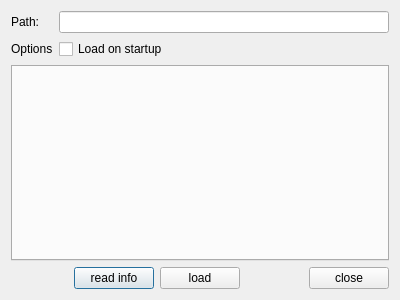
Before: the Qt Designer form cedar/auxiliaries/gui/PluginInfoDialog.ui in cedar/cedar, drawn with Qt 5.
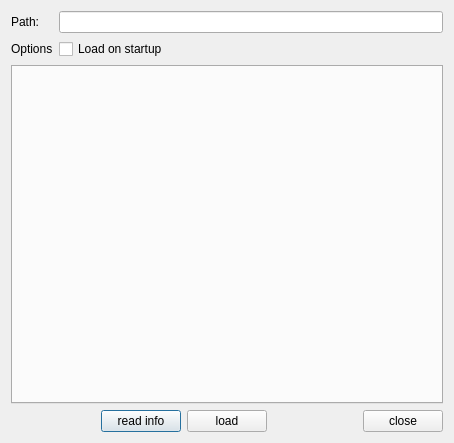
After: the same form once the commit is applied.

What changed in the file:
```diff
--- a/cedar/auxiliaries/gui/PluginInfoDialog.ui
+++ b/cedar/auxiliaries/gui/PluginInfoDialog.ui
@@ -6,8 +6,8 @@
    <rect>
     <x>0</x>
     <y>0</y>
-    <width>400</width>
-    <height>300</height>
+    <width>454</width>
+    <height>443</height>
    </rect>
   </property>
   <property name="windowTitle">
```
